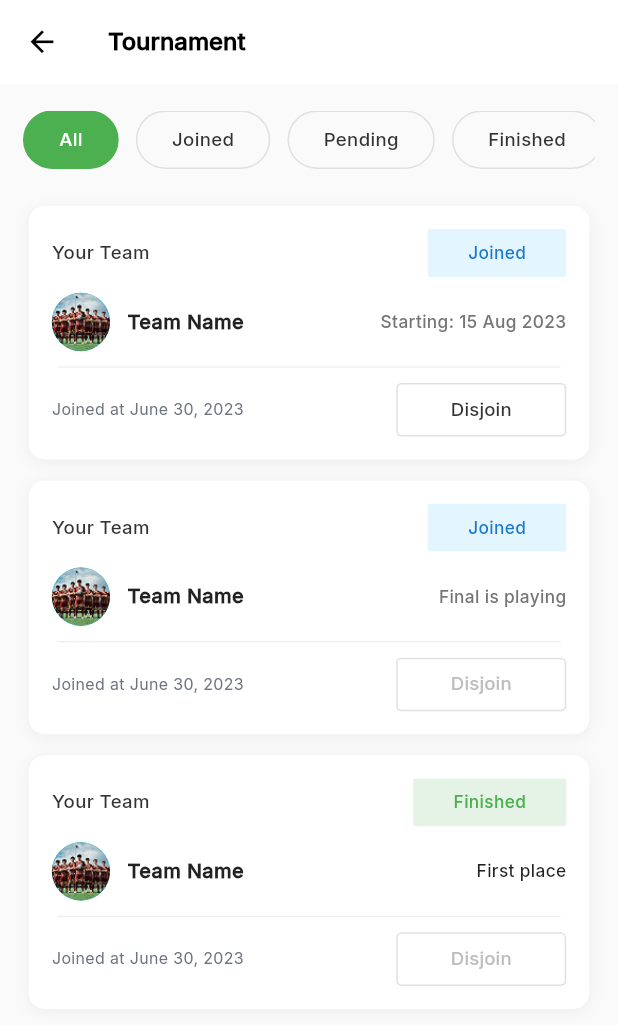
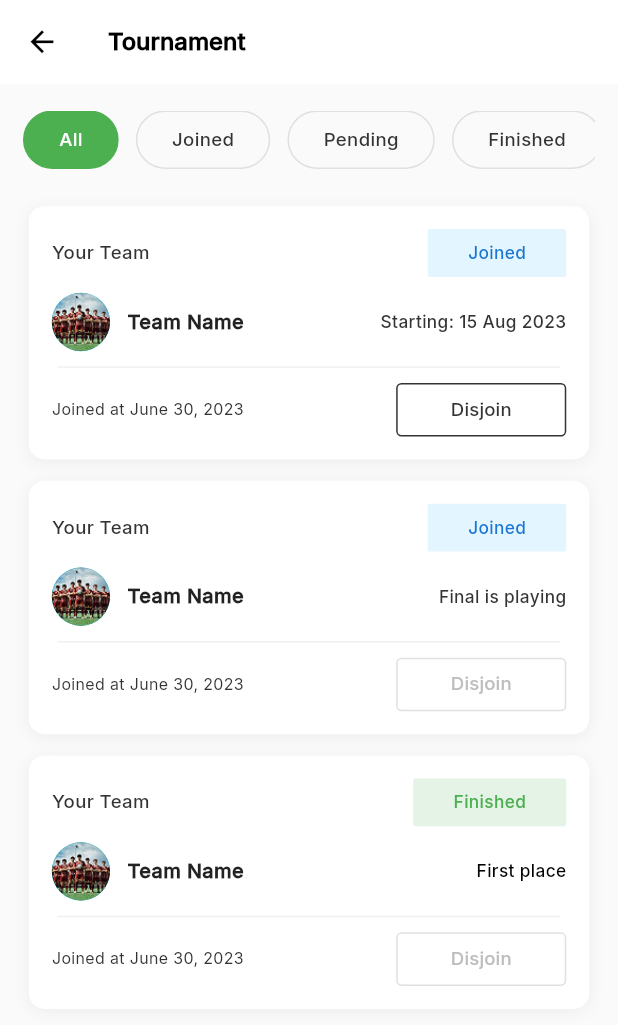
Before and after one commit to ibnRizk/sportofy, a Flutter app: the MyTournamentsView screen opened by its route, on a phone screen of 412 x 824 dp. Shown: the top 1025 px of the screen. Run offline on Flutter 3.47's test engine with Material 3 defaults, Android fonts, the phone set to English and light mode, and no system bars; our stand-ins replace cached_network_image, connectivity_plus, country_picker, dartz, dio, equatable and 15 more; accounts and stored records are empty; project files that could hold a hidden picture were left out.

Commit message:
some issues

```diff
--- a/lib/features/tournaments/presentation/widgets/tournament_card.dart
+++ b/lib/features/tournaments/presentation/widgets/tournament_card.dart
@@ -111,7 +111,8 @@ class TournamentCard extends StatelessWidget {
                 style: TextStyle(
                   fontSize: 12.sp,
                   fontWeight: FontWeight.w400,
-                  color: MyColors.greyText, // Light Grey
+                  color:
+                      MyColors.darkGrayColor, // Light Grey
                 ),
               ),
               _buildDisjoinButton(),
@@ -174,9 +175,9 @@ class TournamentCard extends StatelessWidget {
     if (trailingInfo.toLowerCase().contains(
       'first place',
     )) {
-      return MyColors.black87;
+      return MyColors.black;
     }
-    return MyColors.grey600;
+    return MyColors.darkGrayColor;
   }
 
   Widget _buildDisjoinButton() {
@@ -192,7 +193,7 @@ class TournamentCard extends StatelessWidget {
             : MyColors.grey400,
         side: BorderSide(
           color: isDisjoinEnabled
-              ? MyColors.grey300
+              ? MyColors.darkGrayColor
               : MyColors.grey300,
           width: 1, // Very thin border
         ),
```
